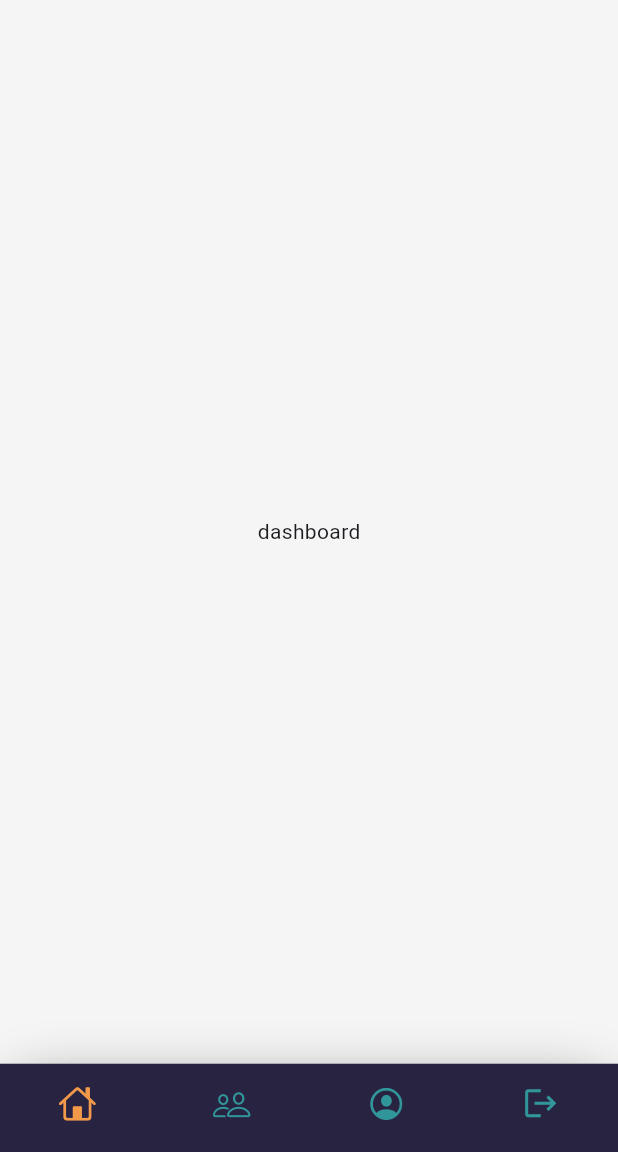
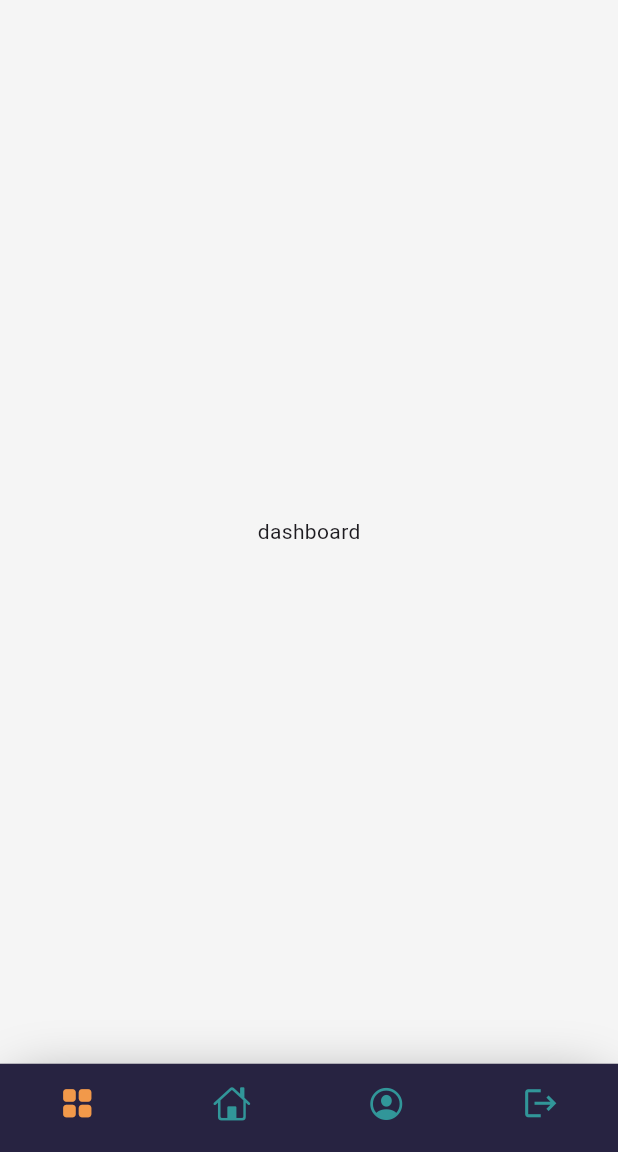
Before and after one commit to pritom1424/hrms_app, a Flutter app: the screen it shows after launch, on a phone screen of 412 x 824 dp, the part 84-1236 px from its top. Run offline on Flutter 3.47's test engine with Material 3 defaults, Android fonts, the phone set to English and light mode, and no system bars.

Commit message:
dashboard nav added

```diff
--- a/lib/view/widgets/navbar_widget.dart
+++ b/lib/view/widgets/navbar_widget.dart
@@ -39,9 +39,9 @@ class NavBarWidget extends StatelessWidget {
           onTap: onTap, //_onItemTapped
           items: const <BottomNavigationBarItem>[
             BottomNavigationBarItem(
+                icon: Icon(Icons.grid_view_rounded), label: "dashboard"),
+            BottomNavigationBarItem(
                 icon: Icon(CupertinoIcons.home), label: "home"),
-            BottomNavigationBarItem(
-                icon: Icon(CupertinoIcons.person_2), label: "employee"),
             BottomNavigationBarItem(
                 icon: Icon(CupertinoIcons.profile_circled), label: "profile"),
             BottomNavigationBarItem(icon: Icon(Icons.logout), label: "logout")
```
